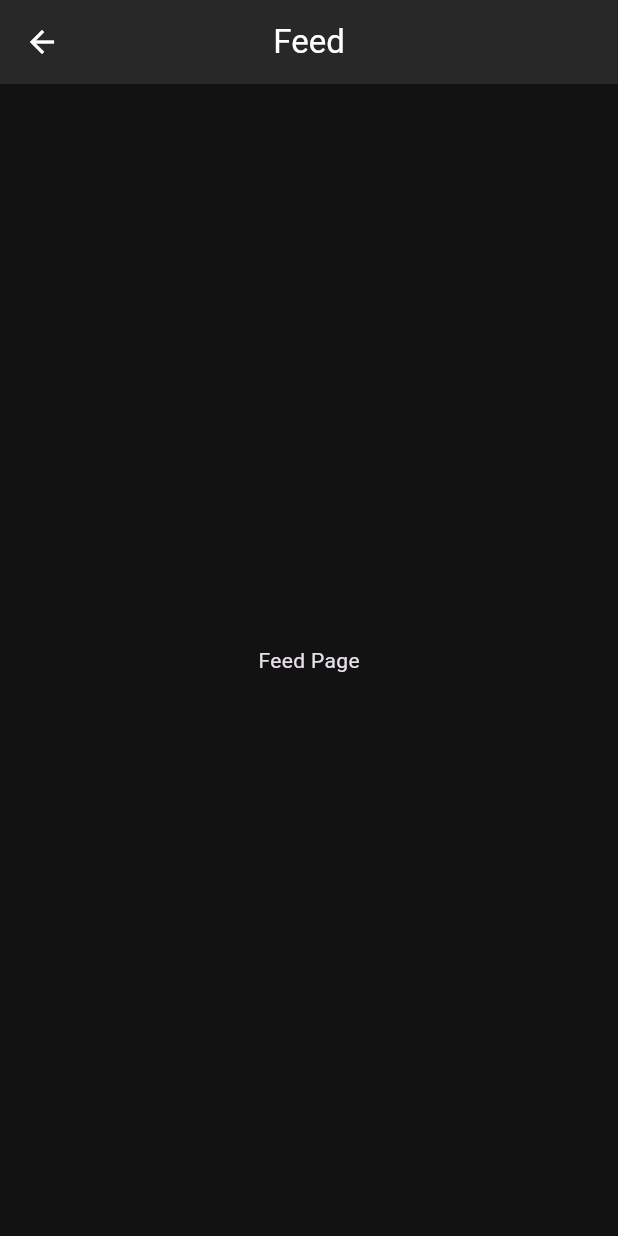
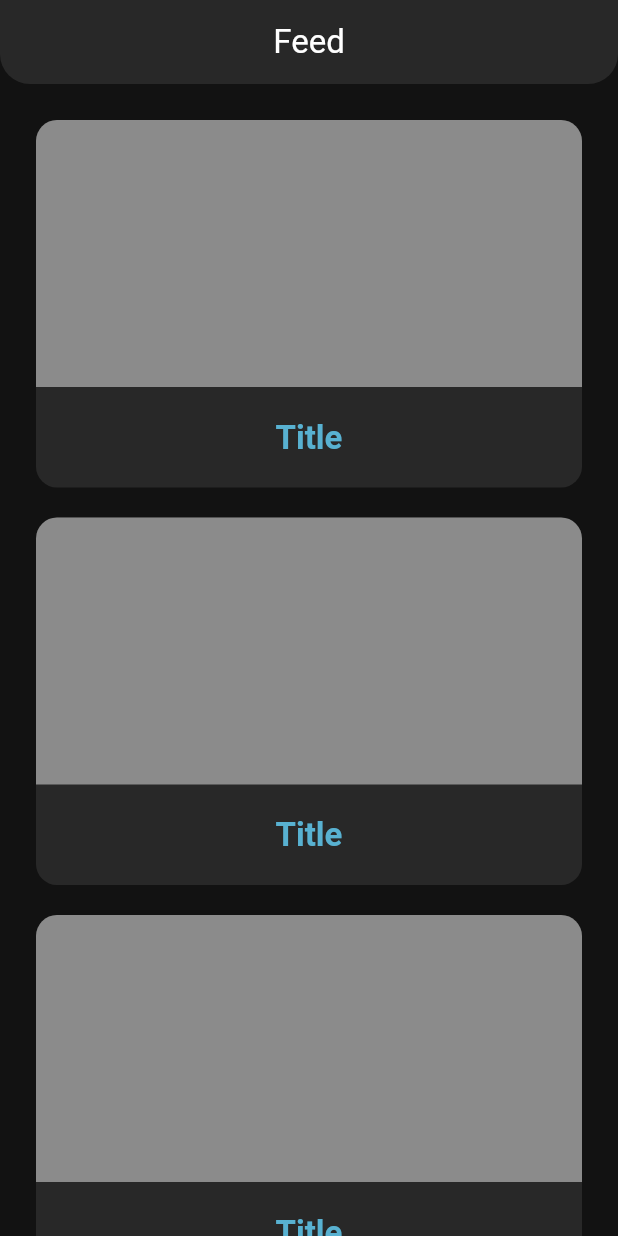
Before and after one commit to BabaYagaSystems/aroundly-frontend, a Flutter app: the FeedPage screen opened directly, on a phone screen of 412 x 824 dp. Run offline on Flutter 3.47's test engine with Material 3 defaults, Android fonts, the phone set to English and light mode, and no system bars.

Commit message:
made some changes on Auth Feature, and created the feed page

```diff
--- a/frontend/lib/features/feed/presentation/feed_page.dart
+++ /dev/null
@@ -1,13 +0,0 @@
-import 'package:flutter/material.dart';
-
-class FeedPage extends StatelessWidget {
-  const FeedPage({super.key});
-
-  @override
-  Widget build(BuildContext context) {
-    return Scaffold(
-      appBar: AppBar(title: Text('Feed'), centerTitle: true),
-      body: Center(child: Text('Feed Page')),
-    );
-  }
-}
--- /dev/null
+++ b/frontend/lib/features/feed/presentation/pages/feed_page.dart
@@ -0,0 +1,35 @@
+import 'package:flutter/material.dart';
+import 'package:frontend/features/feed/presentation/widgets/feed_card.dart';
+
+class FeedPage extends StatelessWidget {
+  const FeedPage({super.key});
+
+  @override
+  Widget build(BuildContext context) {
+    return Scaffold(
+      appBar: AppBar(
+        title: Text('Feed'),
+        centerTitle: true,
+        shape: RoundedRectangleBorder(
+          borderRadius: BorderRadius.vertical(bottom: Radius.circular(20)),
+        ),
+      ),
+      body: SingleChildScrollView(
+        child: Padding(
+          padding: EdgeInsets.only(top: 24, left: 24, right: 24),
+          child: Column(
+            mainAxisAlignment: MainAxisAlignment.center,
+            children: [
+              FeedCard(),
+              SizedBox(height: 20),
+              FeedCard(),
+              SizedBox(height: 20),
+              FeedCard(),
+              SizedBox(height: 20),
+            ],
+          ),
+        ),
+      ),
+    );
+  }
+}
--- /dev/null
+++ b/frontend/lib/features/feed/presentation/widgets/feed_card.dart
@@ -0,0 +1,38 @@
+import 'package:flutter/material.dart';
+import 'package:frontend/shared/themes/theme.dart';
+
+class FeedCard extends StatelessWidget {
+  const FeedCard({super.key});
+
+  @override
+  Widget build(BuildContext context) {
+    return Container(
+      width: 365,
+      height: 245,
+      decoration: BoxDecoration(
+        color: AppColors.surfaceDark10,
+        borderRadius: BorderRadius.all(Radius.circular(14)),
+      ),
+      child: Column(
+        children: [
+          Container(
+            width: 365,
+            height: 178,
+            decoration: BoxDecoration(
+              color: AppColors.surfaceDark50,
+              borderRadius: BorderRadius.vertical(top: Radius.circular(14)),
+            ),
+          ),
+          SizedBox(height: 20),
+          Text(
+            'Title',
+            style: Theme.of(context).textTheme.titleLarge?.copyWith(
+              color: AppColors.primary,
+              fontWeight: FontWeight.bold,
+            ),
+          ),
+        ],
+      ),
+    );
+  }
+}
```
Also changed, not shown: frontend/lib/app_view.dart (+4 -3 lines), frontend/lib/features/auth/presentation/pages/sign_in_page.dart (+35 -51 lines), frontend/lib/features/auth/presentation/pages/sign_up_page.dart (+49 -74 lines).
